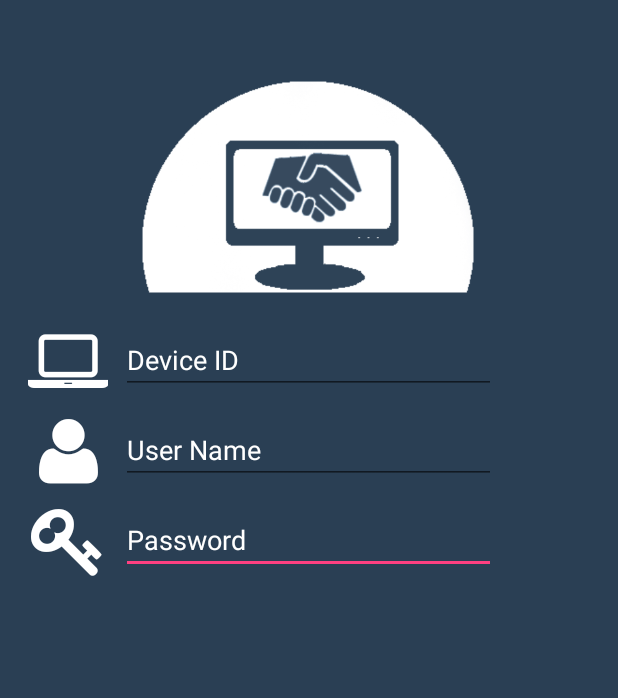
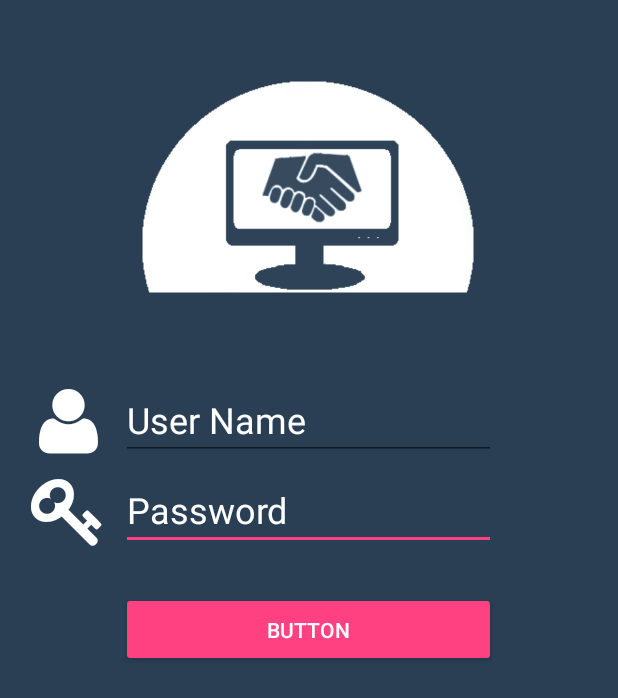
Before and after one commit to eMergeSolutionsGitHub/ChannelBridge, an Android app: the layout layout_login.xml on its own in the app's theme, with its tools: preview values and no code run, on a phone screen of 412 x 824 dp. Shown: the top 698 px of the screen. Run offline under Robolectric (Android 15) with nearby library versions, the phone set to English and light mode, and no system bars.

Commit message:
2016-12-23 1.0

```diff
--- a/app/src/main/res/layout/layout_login.xml
+++ b/app/src/main/res/layout/layout_login.xml
@@ -4,13 +4,21 @@
     android:layout_height="match_parent"
     android:background="@color/colorNavigationBar">
 
+    <ImageView
+        android:layout_height="250dp"
+        android:id="@+id/imageView"
+        android:src="@drawable/logowhite"
+        android:layout_width="250dp"
+        android:layout_alignParentTop="true"
+        android:layout_centerHorizontal="true" />
+
     <RelativeLayout
         android:id="@+id/relativelayout_initial"
         android:layout_width="match_parent"
         android:layout_height="match_parent"
-        android:layout_centerHorizontal="true"
-        android:layout_marginTop="210dp"
-        android:layout_marginBottom="50dp">
+        android:layout_below="@+id/imageView"
+        android:layout_alignParentLeft="true"
+        android:layout_alignParentStart="true">
 
         <RelativeLayout
             android:layout_width="match_parent"
@@ -28,7 +36,9 @@
                 android:layout_centerVertical="true"
                 android:layout_centerHorizontal="true"
                 android:textColorHint="@color/appWhite"
-                android:hint="Password" />
+                android:hint="@string/string_login_edittext_passwordhint"
+                android:textSize="24sp"
+                android:textColor="@color/appWhite" />
 
             <RelativeLayout
                 android:layout_width="70dip"
@@ -40,7 +50,7 @@
                 <emerge.lk.channelbridge.Font.TextViewFontAwesome
                     android:layout_width="wrap_content"
                     android:layout_height="wrap_content"
-                    android:text="@string/icon_password"
+                    android:text="@string/icon_login_textview_password"
                     android:id="@+id/textView__login_password"
                     android:layout_centerVertical="true"
                     android:layout_centerHorizontal="true"
@@ -53,49 +63,7 @@
         <RelativeLayout
             android:layout_width="match_parent"
             android:layout_height="60dip"
-            android:id="@+id/relativelayout_login_deviceid"
-            android:visibility="visible"
-            android:layout_alignParentTop="true"
-            android:layout_alignParentLeft="true"
-            android:layout_alignParentStart="true">
-
-
-            <EditText
-                android:layout_width="250dip"
-                android:layout_height="wrap_content"
-                android:id="@+id/editText_login_deviceid"
-                android:layout_centerVertical="true"
-                android:layout_centerHorizontal="true"
-                android:hint="Device ID"
-                android:textColorHint="@color/appWhite"
-                />
-
-
-            <RelativeLayout
-                android:layout_width="70dip"
-                android:layout_height="50dip"
-                android:layout_centerVertical="true"
-                android:layout_toLeftOf="@+id/editText_login_deviceid"
-                android:layout_toStartOf="@+id/editText_login_deviceid">
-
-                <emerge.lk.channelbridge.Font.TextViewFontAwesome
-                    android:layout_width="wrap_content"
-                    android:layout_height="wrap_content"
-                    android:text="@string/icon_deviceid"
-                    android:id="@+id/textView_login_DeviesID"
-                    android:layout_centerVertical="true"
-                    android:layout_centerHorizontal="true"
-                    android:textColor="@color/appWhite"
-                    android:textSize="50sp" />
-            </RelativeLayout>
-
-        </RelativeLayout>
-
-        <RelativeLayout
-            android:layout_width="match_parent"
-            android:layout_height="60dip"
             android:id="@+id/relativeLayout"
-            android:layout_below="@+id/relativelayout_login_deviceid"
             android:layout_alignParentLeft="true"
             android:layout_alignParentStart="true">
 
@@ -106,7 +74,9 @@
                 android:layout_centerVertical="true"
                 android:layout_centerHorizontal="true"
                 android:textColorHint="@color/appWhite"
-                android:hint="User Name" />
+                android:hint="@string/string_login_edittext_usernamehint"
+                android:textSize="24sp"
+                android:textColor="@color/appWhite" />
 
             <RelativeLayout
                 android:layout_width="70dip"
@@ -118,7 +88,7 @@
                 <emerge.lk.channelbridge.Font.TextViewFontAwesome
                     android:layout_width="wrap_content"
                     android:layout_height="wrap_content"
-                    android:text="@string/icon_user"
+                    android:text="@string/icon_login_textview_user"
                     android:id="@+id/textView_login_username"
                     android:layout_centerVertical="true"
                     android:layout_centerHorizontal="true"
@@ -129,14 +99,25 @@
 
         </RelativeLayout>
 
+        <RelativeLayout
+            android:layout_width="match_parent"
+            android:layout_height="100dip"
+            android:id="@+id/relativeLayout_button"
+            android:layout_below="@+id/relativeLayout2"
+            android:layout_alignParentLeft="true"
+            android:layout_alignParentStart="true">
+
+            <Button
+                android:text="Button"
+                android:layout_height="50dp"
+                android:layout_centerHorizontal="true"
+                android:layout_centerVertical="true"
+                android:id="@+id/button2"
+                style="@style/Widget.AppCompat.Button.Colored"
+                android:layout_width="250dp" />
+        </RelativeLayout>
+
+
     </RelativeLayout>
 
-    <ImageView
-        android:layout_height="250dp"
-        android:id="@+id/imageView"
-        android:src="@drawable/logowhite"
-        android:layout_width="250dp"
-        android:layout_alignParentTop="true"
-        android:layout_centerHorizontal="true" />
-
 </RelativeLayout>
--- a/app/src/main/res/layout/layout_splash.xml
+++ b/app/src/main/res/layout/layout_splash.xml
@@ -14,7 +14,7 @@
         android:src="@drawable/logowhite" />
 
     <emerge.lk.channelbridge.Font.FontTitle
-        android:text="Version 1.0.0"
+        android:text="@string/version"
         android:layout_width="wrap_content"
         android:layout_height="wrap_content"
         android:layout_alignParentBottom="true"
@@ -33,7 +33,7 @@
         android:layout_alignEnd="@+id/textView2" />
 
     <emerge.lk.channelbridge.Font.FontTitle
-        android:text="Channel Bridge"
+        android:text="@string/app_name"
         android:layout_width="wrap_content"
         android:layout_height="wrap_content"
         android:id="@+id/textView"
--- a/app/src/main/res/values/strings.xml
+++ b/app/src/main/res/values/strings.xml
@@ -1,11 +1,15 @@
 <resources>
     <string name="app_name">Channel Bridge</string>
+    <string name="version">Version 1.0.0</string>
 
+    //type_[activity/class name]_elimentName_stringName
 
+    //Login icon
+    <string name="icon_login_textview_user">&#xf007;</string>
+    <string name="icon_login_textview_password">&#xf084;</string>
 
     //Login
-    <string name="icon_deviceid">&#xf109;</string>
-    <string name="icon_user">&#xf007;</string>
-    <string name="icon_password">&#xf084;</string>
-    <string name="icon_close">&#xf05c;</string>
+    <string name="string_login_edittext_usernamehint">User Name</string>
+    <string name="string_login_edittext_passwordhint">Password</string>
+
 </resources>
```
Also changed, not shown: app/src/main/res/layout/test.xml (deleted, +0 -301 lines).
